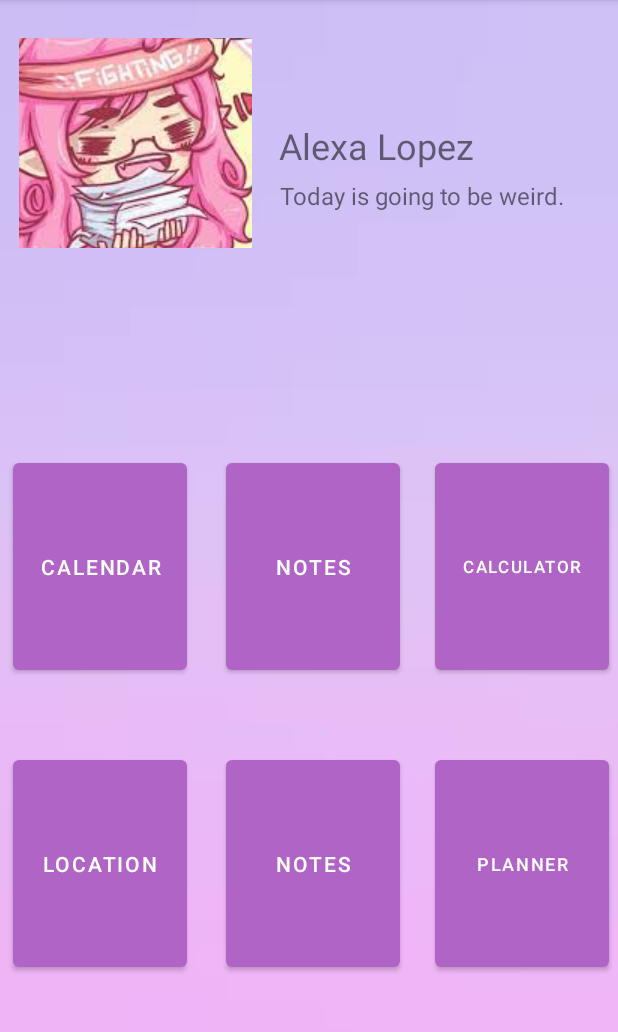
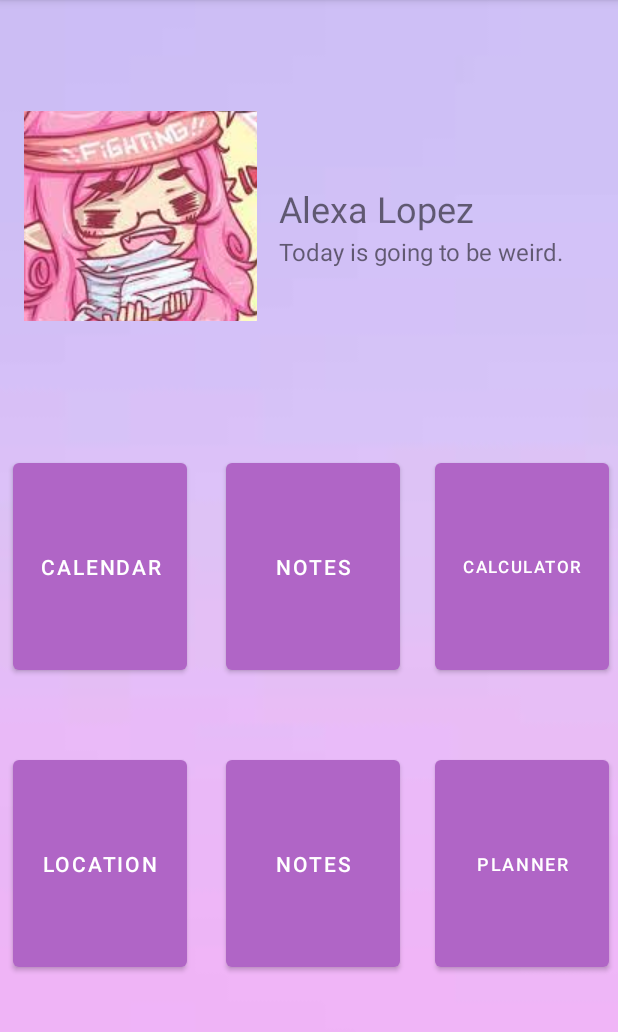
Before and after one commit to ETS-Android2/androidapp1_AL, an Android app: the screen it shows after launch (MainActivity), on a phone screen of 412 x 824 dp, the part 84-1116 px from its top. Run offline under Robolectric (Android 15) with nearby library versions, the phone set to English and light mode, and no system bars.

Commit message:
Minor fixes...

```diff
--- a/app/src/main/res/layout/fragment_first.xml
+++ b/app/src/main/res/layout/fragment_first.xml
@@ -23,10 +23,10 @@
         android:src="@drawable/profpic"
         app:layout_constraintBottom_toBottomOf="parent"
         app:layout_constraintEnd_toEndOf="parent"
-        app:layout_constraintHorizontal_bias="0.05"
+        app:layout_constraintHorizontal_bias="0.062"
         app:layout_constraintStart_toStartOf="parent"
         app:layout_constraintTop_toTopOf="parent"
-        app:layout_constraintVertical_bias="0.04000002"
+        app:layout_constraintVertical_bias="0.118"
         tools:ignore="MissingConstraints,UnknownId" />
 
     <TextView
@@ -37,10 +37,10 @@
         android:textSize="24sp"
         app:layout_constraintBottom_toBottomOf="parent"
         app:layout_constraintEnd_toEndOf="parent"
-        app:layout_constraintHorizontal_bias="0.66"
+        app:layout_constraintHorizontal_bias="0.659"
         app:layout_constraintStart_toStartOf="parent"
         app:layout_constraintTop_toTopOf="parent"
-        app:layout_constraintVertical_bias="0.110000014"
+        app:layout_constraintVertical_bias="0.167"
         tools:ignore="MissingConstraints" />
 
     <TextView
@@ -51,10 +51,10 @@
         android:textSize="16sp"
         app:layout_constraintBottom_toBottomOf="parent"
         app:layout_constraintEnd_toEndOf="parent"
-        app:layout_constraintHorizontal_bias="0.84"
+        app:layout_constraintHorizontal_bias="0.837"
         app:layout_constraintStart_toStartOf="parent"
         app:layout_constraintTop_toTopOf="parent"
-        app:layout_constraintVertical_bias="0.16000003"
+        app:layout_constraintVertical_bias="0.21"
         tools:ignore="MissingConstraints" />
 
     <Button
```
